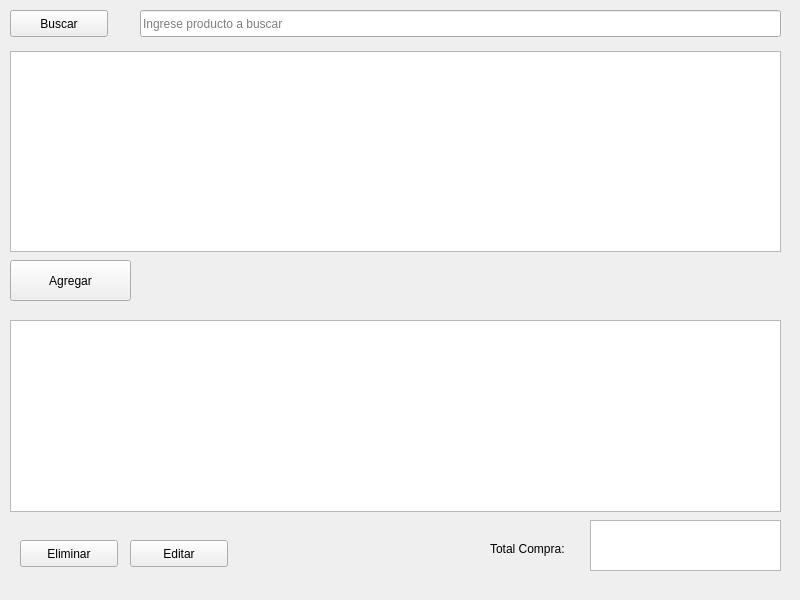
Before: the Qt Designer form ui_compras_prod.ui in yonathanalexis/tarea3_compras, drawn with Qt 5.
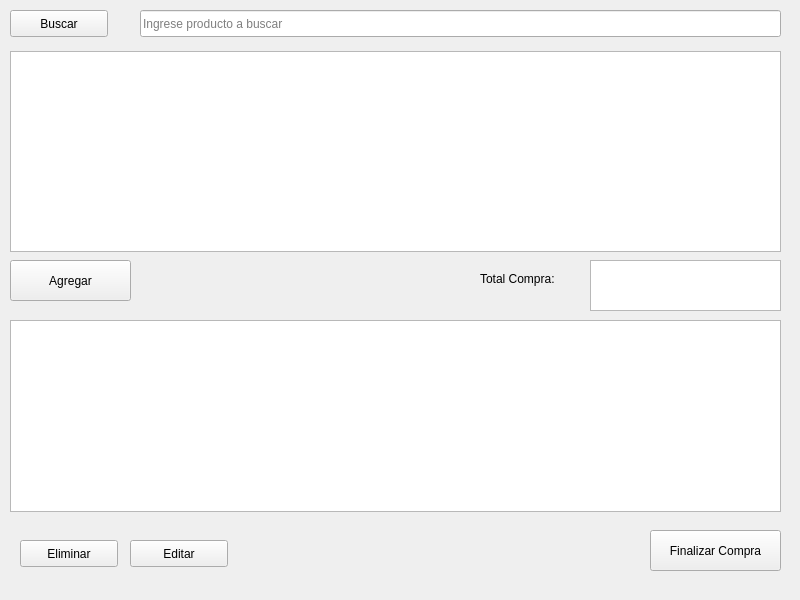
After: the same form once the commit is applied.

Commit message: cambio interfaz compras

```diff
--- a/ui_compras_prod.ui
+++ b/ui_compras_prod.ui
@@ -107,8 +107,8 @@
   <widget class="QLabel" name="label">
    <property name="geometry">
     <rect>
-     <x>490</x>
-     <y>540</y>
+     <x>480</x>
+     <y>270</y>
      <width>101</width>
      <height>17</height>
     </rect>
@@ -121,12 +121,25 @@
    <property name="geometry">
     <rect>
      <x>590</x>
-     <y>520</y>
+     <y>260</y>
      <width>191</width>
      <height>51</height>
     </rect>
    </property>
   </widget>
+  <widget class="QPushButton" name="fin">
+   <property name="geometry">
+    <rect>
+     <x>650</x>
+     <y>530</y>
+     <width>131</width>
+     <height>41</height>
+    </rect>
+   </property>
+   <property name="text">
+    <string>Finalizar Compra</string>
+   </property>
+  </widget>
  </widget>
  <resources/>
  <connections/>
```
The commit also changes 3 other files.
